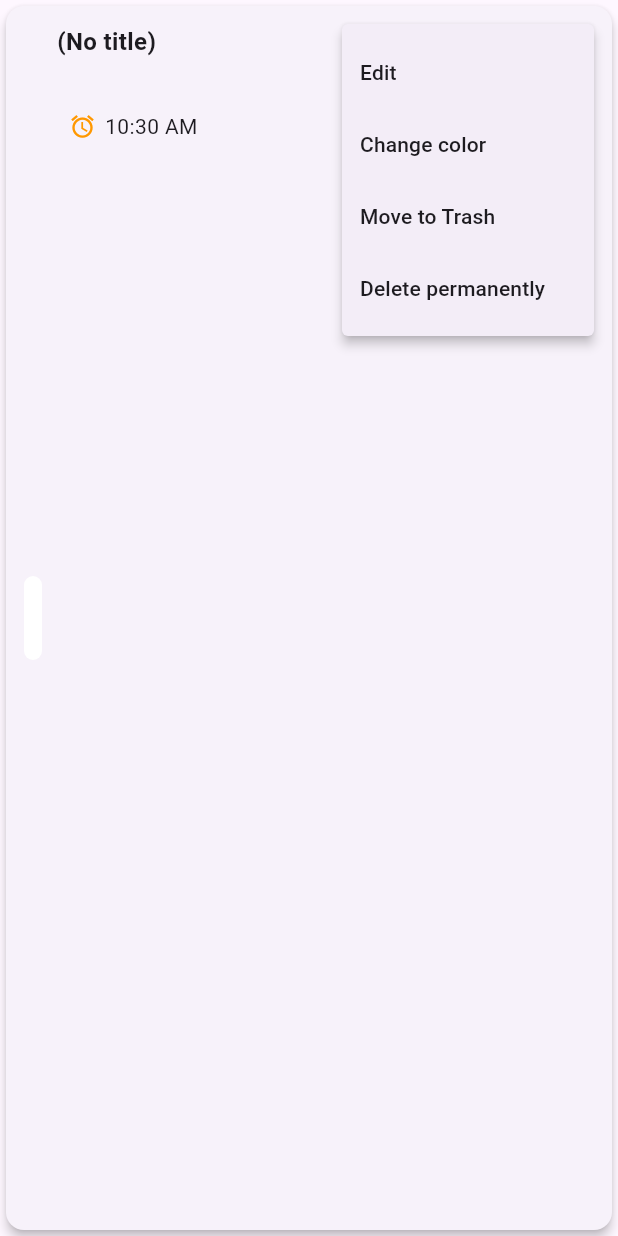
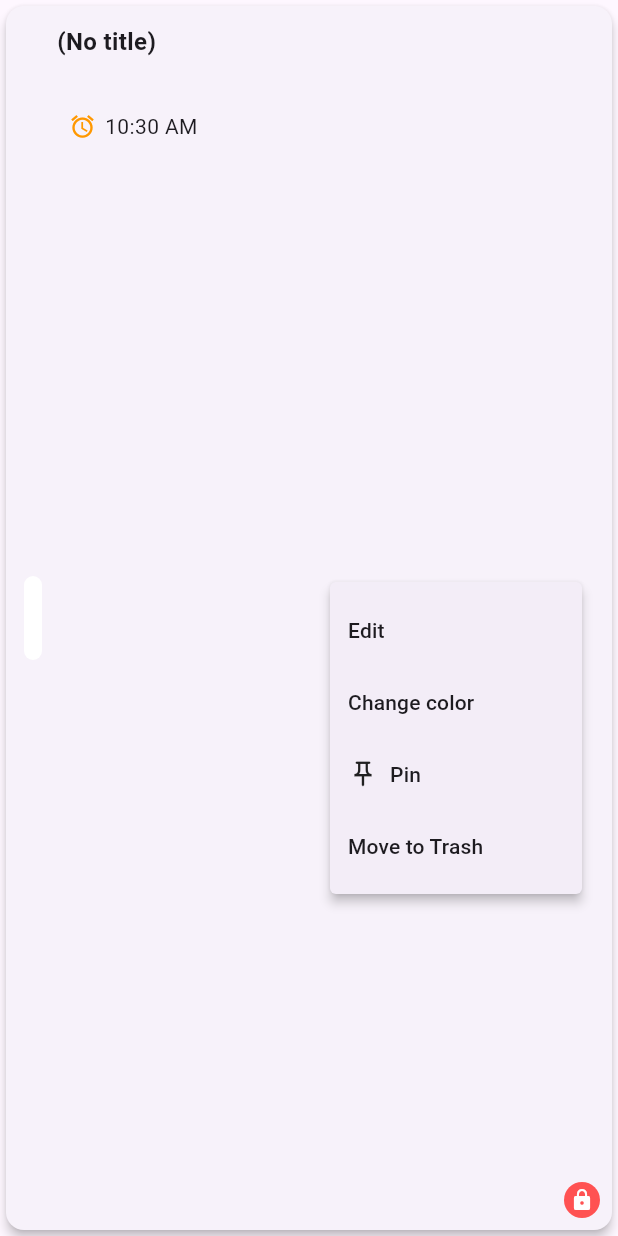
Before and after one commit to WhoCares-123/note_app, a Flutter app: the NoteCard widget shown alone on an empty page, opened directly with empty values, after a tap on the "more vert" icon, on a phone screen of 412 x 824 dp. Run offline on Flutter 3.47's test engine with Material 3 defaults, Android fonts, the phone set to English and light mode, and no system bars; our stand-ins replace hive, hive_flutter; accounts and stored records are empty.

Commit message:
Describe what you changed

```diff
--- a/note_app/lib/models/note.dart
+++ b/note_app/lib/models/note.dart
@@ -17,9 +17,12 @@ class Note {
   List<ChecklistItem> checklist;
   DateTime? reminder; // in-app reminder
   bool locked;
+  String? notePin; // 4-digit PIN for this specific note
   int color; // store ARGB hex, default white
   bool deleted; // soft-delete flag
   DateTime? deletedAt;
+  bool pinned; // pin flag
+  DateTime? pinnedAt; // when it was pinned (for ordering)
   String type; // 'note' | 'checklist' | 'reminder'
   DateTime createdAt;
   DateTime updatedAt;
@@ -31,15 +34,17 @@ class Note {
     this.checklist = const [],
     this.reminder,
     this.locked = false,
+    this.notePin,
     this.color = 0xFFFFFFFF,
     this.deleted = false,
-    DateTime? deletedAt,
+    this.deletedAt,
+    this.pinned = false,
+    this.pinnedAt,
     this.type = 'note',
     DateTime? createdAt,
     DateTime? updatedAt,
-  })  : deletedAt = deletedAt,
-        createdAt = createdAt ?? DateTime.now(),
-        updatedAt = updatedAt ?? DateTime.now();
+  })  : this.createdAt = createdAt ?? DateTime.now(),
+        this.updatedAt = updatedAt ?? DateTime.now();
 
   Map<String, dynamic> toMap() => {
         'id': id,
@@ -48,9 +53,12 @@ class Note {
         'checklist': checklist.map((c) => c.toMap()).toList(),
         'reminder': reminder?.toIso8601String(),
         'locked': locked,
+        'notePin': notePin,
         'color': color,
         'deleted': deleted,
         'deletedAt': deletedAt?.toIso8601String(),
+        'pinned': pinned,
+        'pinnedAt': pinnedAt?.toIso8601String(),
         'type': type,
         'createdAt': createdAt.toIso8601String(),
         'updatedAt': updatedAt.toIso8601String(),
@@ -67,9 +75,12 @@ class Note {
         reminder:
             m['reminder'] != null ? DateTime.parse(m['reminder']) : null,
         locked: m['locked'] ?? false,
+        notePin: m['notePin'] as String?,
         color: m['color'] != null ? (m['color'] as int) : 0xFFFFFFFF,
         deleted: m['deleted'] ?? false,
         deletedAt: m['deletedAt'] != null ? DateTime.parse(m['deletedAt']) : null,
+        pinned: m['pinned'] ?? false,
+        pinnedAt: m['pinnedAt'] != null ? DateTime.parse(m['pinnedAt']) : null,
         type: m['type'] ?? 'note',
         createdAt:
             m['createdAt'] != null ? DateTime.parse(m['createdAt']) : null,
--- a/note_app/lib/widgets/note_card.dart
+++ b/note_app/lib/widgets/note_card.dart
@@ -2,7 +2,7 @@ import 'package:flutter/material.dart';
 import 'package:provider/provider.dart';
 import '../models/note.dart';
 import '../providers/note_provider.dart';
-import '../pages/editor_page.dart';
+import '../pages/view_page.dart';
 
 class NoteCard extends StatelessWidget {
   final Note note;
@@ -15,14 +15,15 @@ class NoteCard extends StatelessWidget {
     return Card(
       elevation: 3,
       shape: RoundedRectangleBorder(borderRadius: BorderRadius.circular(12.0)),
-      child: InkWell(
+      child: Stack(
+        children: [
+          InkWell(
             onTap: () async {
-          if (note.locked) {
+              if (note.notePin != null) {
                 final ok = await _askPin(context, prov);
                 if (!ok) return;
               }
-          final mode = note.checklist.isNotEmpty ? NoteMode.checklist : NoteMode.note;
-          await Navigator.push(context, MaterialPageRoute(builder: (_) => EditorPage(note: note, mode: mode)));
+              await Navigator.push(context, MaterialPageRoute(builder: (_) => ViewPage(note: note)));
             },
             borderRadius: BorderRadius.circular(12),
             child: Padding(
@@ -51,20 +52,22 @@ class NoteCard extends StatelessWidget {
                       ])
                     ]),
                   ),
-              Column(children: [
+                  SizedBox(width: 8),
                   // actions popup (single Edit based on note.type)
                   PopupMenuButton<String>(
+                    padding: EdgeInsets.zero,
+                    constraints: BoxConstraints(),
+                    iconSize: 20,
                     onSelected: (v) async {
                       if (v == 'edit') {
-                      // open editor in note's stored type
-                      final mode = (note.type == 'checklist') ? NoteMode.checklist : (note.type == 'reminder') ? NoteMode.reminder : NoteMode.note;
-                      Navigator.push(context, MaterialPageRoute(builder: (_) => EditorPage(note: note, mode: mode)));
+                        // open view page which has edit button
+                        await Navigator.push(context, MaterialPageRoute(builder: (_) => ViewPage(note: note)));
                       } else if (v == 'color') {
                         await _pickColor(context, prov);
+                      } else if (v == 'pin') {
+                        await prov.togglePin(note.id);
                       } else if (v == 'trash') {
                         await prov.deleteNote(note.id);
-                    } else if (v == 'delete') {
-                      await prov.deleteNote(note.id, permanent: true);
                       } else if (v == 'restore') {
                         await prov.restoreNote(note.id);
                       }
@@ -72,16 +75,67 @@ class NoteCard extends StatelessWidget {
                     itemBuilder: (_) => [
                       PopupMenuItem(value: 'edit', child: Text('Edit')),
                       PopupMenuItem(value: 'color', child: Text('Change color')),
-                    if (!note.deleted) PopupMenuItem(value: 'trash', child: Text('Move to Trash')),
-                    if (note.deleted) PopupMenuItem(value: 'restore', child: Text('Restore')),
-                    PopupMenuItem(value: 'delete', child: Text('Delete permanently')),
-                  ],
-                ),
-                if (note.locked) Padding(padding: EdgeInsets.only(left: 8), child: Icon(Icons.lock, color: Colors.redAccent))
-              ])
+                      if (!note.deleted)
+                        PopupMenuItem(
+                          value: 'pin',
+                          child: Row(
+                            children: [
+                              Icon(note.pinned ? Icons.push_pin : Icons.push_pin_outlined, size: 20),
+                              SizedBox(width: 8),
+                              Text(note.pinned ? 'Unpin' : 'Pin'),
                             ],
                           ),
                         ),
+                      if (!note.deleted) PopupMenuItem(value: 'trash', child: Text('Move to Trash')),
+                      if (note.deleted) PopupMenuItem(value: 'restore', child: Text('Restore')),
+                    ],
+                  ),
+                  SizedBox(width: 8),
+                ],
+              ),
+            ),
+          ),
+          // Pin indicator icon at top right edge of the card
+          if (note.pinned)
+            Positioned(
+              top: 8,
+              right: 8,
+              child: Container(
+                width: 24,
+                height: 24,
+                padding: EdgeInsets.all(4),
+                decoration: BoxDecoration(
+                  color: Colors.amber,
+                  shape: BoxShape.circle,
+                ),
+                child: Icon(
+                  Icons.push_pin,
+                  size: 16,
+                  color: Colors.white,
+                ),
+              ),
+            ),
+          // Lock indicator icon at bottom right edge of the card
+          if (note.notePin != null)
+            Positioned(
+              bottom: 8,
+              right: 8,
+              child: Container(
+                width: 24,
+                height: 24,
+                padding: EdgeInsets.all(4),
+                decoration: BoxDecoration(
+                  color: Colors.redAccent,
+                  shape: BoxShape.circle,
+                ),
+                child: Icon(
+                  Icons.lock,
+                  size: 16,
+                  color: Colors.white,
+                ),
+              ),
+            ),
+        ],
       ),
     );
   }
@@ -103,13 +157,26 @@ class NoteCard extends StatelessWidget {
       context: ctx,
       builder: (_) => AlertDialog(
         title: Text('Locked'),
-        content: TextField(controller: ctrl, obscureText: true, keyboardType: TextInputType.number, decoration: InputDecoration(hintText: 'Enter PIN')),
+        content: TextField(
+          controller: ctrl,
+          obscureText: true,
+          keyboardType: TextInputType.number,
+          maxLength: 4,
+          decoration: InputDecoration(hintText: 'Enter 4-digit PIN'),
+        ),
         actions: [
-          TextButton(onPressed: () => Navigator.pop(ctx, false), child: Text('Cancel')),
-          TextButton(onPressed: () {
-            final ok = prov.validatePin(ctrl.text.trim());
+          TextButton(
+            onPressed: () => Navigator.pop(ctx, false),
+            child: Text('Cancel'),
+          ),
+          TextButton(
+            onPressed: () {
+              final enteredPin = ctrl.text.trim();
+              final ok = note.notePin != null && note.notePin == enteredPin;
               Navigator.pop(ctx, ok);
-          }, child: Text('Unlock')),
+            },
+            child: Text('Unlock'),
+          ),
         ],
       ),
     );
```
Also changed, not shown: note_app/lib/pages/home_page.dart (+105 -56 lines), note_app/lib/pages/simple_edit_page.dart (added, +102 -0 lines), note_app/lib/pages/view_page.dart (added, +285 -0 lines), note_app/lib/providers/note_provider.dart (+53 -1 lines). Lines whose indentation alone changed are shown as unchanged.
